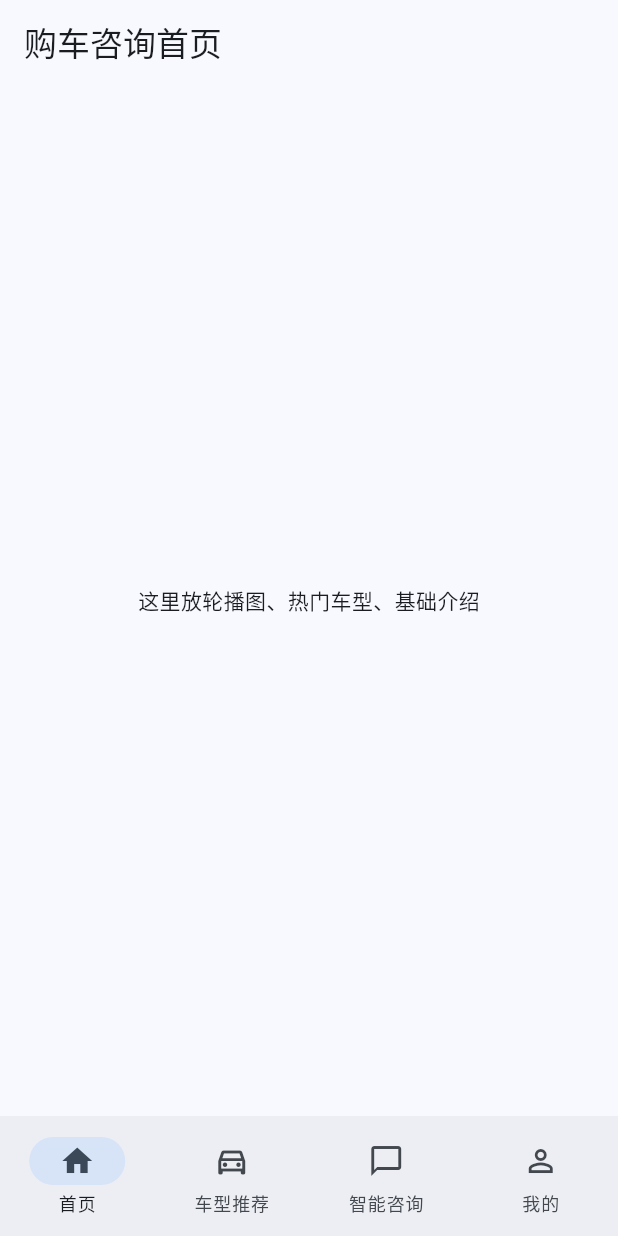
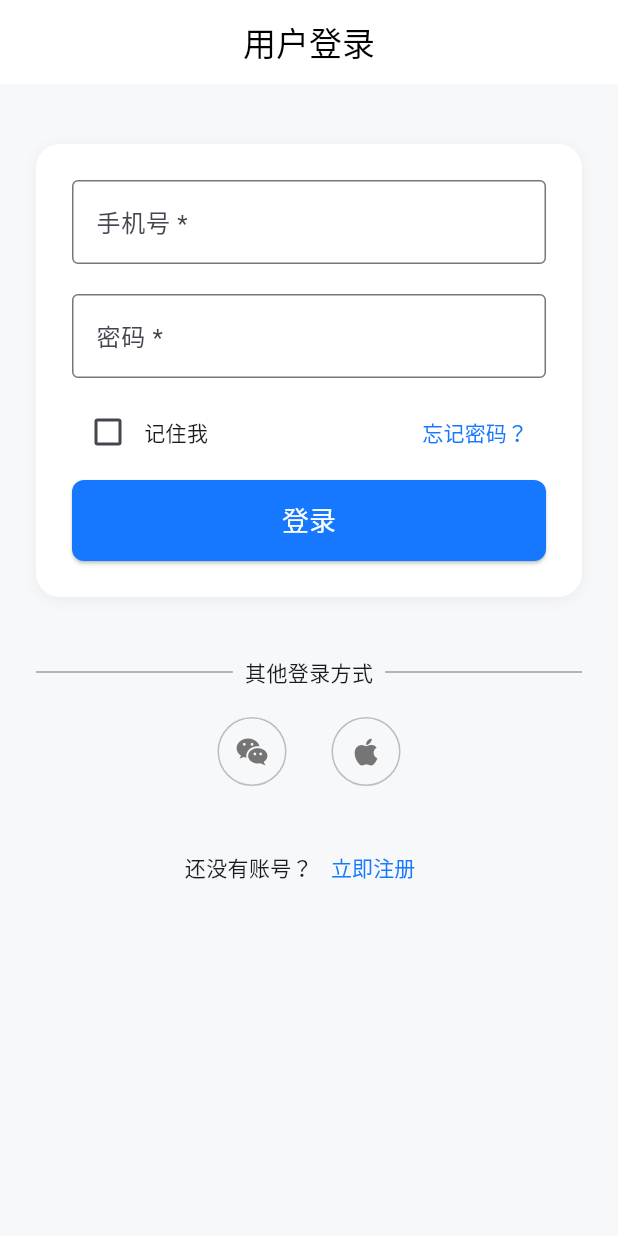
Before and after one commit to shubin45410292/car_buying_advice, a Flutter app: the screen it shows after launch, on a phone screen of 412 x 824 dp. Run offline on Flutter 3.47's test engine with Material 3 defaults, Android fonts, the light colour scheme and no system bars; our stand-ins replace shared_preferences.

Commit message:
更新 login_page.dart 并修复导航栏

```diff
--- a/lib/main.dart
+++ b/lib/main.dart
@@ -1,7 +1,7 @@
 import 'package:flutter/material.dart';
-import 'pages/home_page.dart';
+import 'pages/login_page.dart';
+import 'pages/recommend_page.dart';
 import 'pages/chat_page.dart';
-import 'pages/recommend_page.dart';
 import 'pages/profile_page.dart';
 
 void main() {
@@ -14,17 +14,25 @@
   @override
   Widget build(BuildContext context) {
     return MaterialApp(
-      title: 'Car Buying Advice',
+      title: '购车咨询系统',
       debugShowCheckedModeBanner: false,
       theme: ThemeData(
-        colorScheme: ColorScheme.fromSeed(seedColor: Colors.blue),
+        primaryColor: const Color(0xFF1677FF),
+        colorScheme: ColorScheme.fromSeed(
+          seedColor: const Color(0xFF1677FF),
+          primary: const Color(0xFF1677FF),
+        ),
         useMaterial3: true,
+        fontFamily: 'sans-serif',
       ),
-      home: const MainLayout(),
+      home: const LoginPage(), // 默认从登录页进入
     );
   }
 }
 
+///
+/// 登录后主界面 —— 底部导航（咨询 / 咨询记录 / 我的 / 我的积分）
+///
 class MainLayout extends StatefulWidget {
   const MainLayout({super.key});
 
@@ -36,46 +44,68 @@
   int _currentIndex = 0;
 
   final List<Widget> _pages = const [
-    HomePage(),
-    RecommendPage(),
-    ChatPage(),
-    ProfilePage(),
+    RecommendPage(), // 咨询
+    ChatPage(),      // 咨询记录（这里你可以换成 history_page.dart）
+    ProfilePage(),   // 我的
+    PointsPage(),    // 我的积分（可以先建个占位页）
   ];
 
   @override
   Widget build(BuildContext context) {
     return Scaffold(
       body: _pages[_currentIndex],
-      bottomNavigationBar: NavigationBar(
-        selectedIndex: _currentIndex,
-        onDestinationSelected: (index) {
-          setState(() {
-            _currentIndex = index;
-          });
-        },
-        destinations: const [
-          NavigationDestination(
-            icon: Icon(Icons.home_outlined),
-            selectedIcon: Icon(Icons.home),
-            label: '首页',
+      bottomNavigationBar: BottomNavigationBar(
+        currentIndex: _currentIndex,
+        type: BottomNavigationBarType.fixed,
+        selectedItemColor: const Color(0xFF1677FF),
+        unselectedItemColor: Colors.grey,
+        onTap: (index) => setState(() => _currentIndex = index),
+        items: const [
+          BottomNavigationBarItem(
+            icon: Icon(Icons.chat_outlined),
+            activeIcon: Icon(Icons.chat),
+            label: '咨询',
           ),
-          NavigationDestination(
-            icon: Icon(Icons.directions_car_outlined),
-            selectedIcon: Icon(Icons.directions_car),
-            label: '车型推荐',
+          BottomNavigationBarItem(
+            icon: Icon(Icons.history_outlined),
+            activeIcon: Icon(Icons.history),
+            label: '咨询记录',
           ),
-          NavigationDestination(
-            icon: Icon(Icons.chat_bubble_outline),
-            selectedIcon: Icon(Icons.chat_bubble),
-            label: '智能咨询',
+          BottomNavigationBarItem(
+            icon: Icon(Icons.person_outline),
+            activeIcon: Icon(Icons.person),
+            label: '我的',
           ),
-          NavigationDestination(
-            icon: Icon(Icons.person_outline),
-            selectedIcon: Icon(Icons.person),
-            label: '我的',
+          BottomNavigationBarItem(
+            icon: Icon(Icons.card_giftcard_outlined),
+            activeIcon: Icon(Icons.card_giftcard),
+            label: '我的积分',
           ),
         ],
       ),
     );
   }
 }
+
+///
+/// “我的积分”占位页（后续可替换为实际积分页）
+///
+class PointsPage extends StatelessWidget {
+  const PointsPage({super.key});
+
+  @override
+  Widget build(BuildContext context) {
+    return Scaffold(
+      appBar: AppBar(
+        title: const Text('我的积分'),
+        centerTitle: true,
+      ),
+      body: const Center(
+        child: Text(
+          '这里展示积分详情或兑换商城',
+          style: TextStyle(fontSize: 16),
+        ),
+      ),
+    );
+  }
+}
--- a/lib/pages/home_page.dart
+++ /dev/null
@@ -1,15 +0,0 @@
-import 'package:flutter/material.dart';
-
-class HomePage extends StatelessWidget {
-  const HomePage({super.key});
-
-  @override
-  Widget build(BuildContext context) {
-    return Scaffold(
-      appBar: AppBar(title: const Text('购车咨询首页')),
-      body: const Center(
-        child: Text('这里放轮播图、热门车型、基础介绍'),
-      ),
-    );
-  }
-}
--- /dev/null
+++ b/lib/pages/login_page.dart
@@ -0,0 +1,191 @@
+import 'package:flutter/material.dart';
+import 'package:shared_preferences/shared_preferences.dart';
+import '../main.dart'; // 用于跳转到 MainLayout
+
+class LoginPage extends StatefulWidget {
+  const LoginPage({super.key});
+
+  @override
+  State<LoginPage> createState() => _LoginPageState();
+}
+
+class _LoginPageState extends State<LoginPage> {
+  final TextEditingController phoneController = TextEditingController();
+  final TextEditingController passwordController = TextEditingController();
+  bool remember = false;
+
+  Future<void> _login() async {
+    final phone = phoneController.text.trim();
+    final pwd = passwordController.text.trim();
+
+    if (phone.isEmpty || pwd.isEmpty) {
+      ScaffoldMessenger.of(context).showSnackBar(
+        const SnackBar(content: Text('请输入手机号和密码')),
+      );
+      return;
+    }
+
+    // 模拟登录成功
+    final prefs = await SharedPreferences.getInstance();
+    await prefs.setString('username', '张先生');
+    await prefs.setInt('points', 1200);
+    await prefs.setInt('consultCount', 5);
+    await prefs.setInt('favoriteCount', 3);
+
+    // ✅ 登录后进入主界面（带导航栏）
+    Navigator.pushReplacement(
+      context,
+      MaterialPageRoute(builder: (_) => const MainLayout()),
+    );
+  }
+
+  @override
+  Widget build(BuildContext context) {
+    return Scaffold(
+      backgroundColor: const Color(0xFFF7F8FA),
+      appBar: AppBar(
+        title: const Text('用户登录'),
+        centerTitle: true,
+        elevation: 0,
+        backgroundColor: Colors.white,
+        foregroundColor: Colors.black,
+      ),
+      body: SingleChildScrollView(
+        padding: const EdgeInsets.symmetric(horizontal: 24, vertical: 40),
+        child: Column(
+          crossAxisAlignment: CrossAxisAlignment.center,
+          children: [
+            // ===== 输入卡片 =====
+            Container(
+              padding: const EdgeInsets.all(24),
+              decoration: BoxDecoration(
+                color: Colors.white,
+                borderRadius: BorderRadius.circular(16),
+                boxShadow: [
+                  BoxShadow(
+                    color: Colors.black.withOpacity(0.05),
+                    blurRadius: 8,
+                    offset: const Offset(0, 2),
+                  ),
+                ],
+              ),
+              child: Column(
+                children: [
+                  TextField(
+                    controller: phoneController,
+                    keyboardType: TextInputType.phone,
+                    decoration: const InputDecoration(
+                      labelText: '手机号 *',
+                      border: OutlineInputBorder(),
+                    ),
+                  ),
+                  const SizedBox(height: 20),
+                  TextField(
+                    controller: passwordController,
+                    obscureText: true,
+                    decoration: const InputDecoration(
+                      labelText: '密码 *',
+                      border: OutlineInputBorder(),
+                    ),
+                  ),
+                  const SizedBox(height: 12),
+                  Row(
+                    mainAxisAlignment: MainAxisAlignment.spaceBetween,
+                    children: [
+                      Row(
+                        children: [
+                          Checkbox(
+                            value: remember,
+                            onChanged: (val) =>
+                                setState(() => remember = val ?? false),
+                          ),
+                          const Text('记住我'),
+                        ],
+                      ),
+                      TextButton(
+                        onPressed: () {},
+                        child: const Text('忘记密码？'),
+                      ),
+                    ],
+                  ),
+                  const SizedBox(height: 8),
+                  SizedBox(
+                    width: double.infinity,
+                    child: ElevatedButton(
+                      onPressed: _login,
+                      style: ElevatedButton.styleFrom(
+                        backgroundColor: const Color(0xFF1677FF),
+                        padding: const EdgeInsets.symmetric(vertical: 14),
+                        shape: RoundedRectangleBorder(
+                          borderRadius: BorderRadius.circular(8),
+                        ),
+                      ),
+                      child: const Text(
+                        '登录',
+                        style: TextStyle(
+                          fontSize: 18,
+                          fontWeight: FontWeight.w500,
+                          color: Colors.white,
+                        ),
+                      ),
+                    ),
+                  ),
+                ],
+              ),
+            ),
+            const SizedBox(height: 40),
+
+            // ===== 其他登录方式 =====
+            Row(
+              children: const [
+                Expanded(child: Divider(color: Colors.grey)),
+                Padding(
+                  padding: EdgeInsets.symmetric(horizontal: 8),
+                  child: Text('其他登录方式'),
+                ),
+                Expanded(child: Divider(color: Colors.grey)),
+              ],
+            ),
+            const SizedBox(height: 20),
+            Row(
+              mainAxisAlignment: MainAxisAlignment.center,
+              children: [
+                _buildCircleIcon(Icons.wechat),
+                const SizedBox(width: 30),
+                _buildCircleIcon(Icons.apple),
+              ],
+            ),
+            const SizedBox(height: 30),
+
+            // ===== 注册提示 =====
+            Row(
+              mainAxisAlignment: MainAxisAlignment.center,
+              children: [
+                const Text('还没有账号？'),
+                TextButton(
+                  onPressed: () {},
+                  child: const Text(
+                    '立即注册',
+                    style: TextStyle(color: Color(0xFF1677FF)),
+                  ),
+                ),
+              ],
+            ),
+          ],
+        ),
+      ),
+    );
+  }
+
+  Widget _buildCircleIcon(IconData icon) {
+    return Container(
+      width: 46,
+      height: 46,
+      decoration: BoxDecoration(
+        shape: BoxShape.circle,
+        border: Border.all(color: Colors.grey.shade400, width: 1),
+      ),
+      child: Icon(icon, color: Colors.grey.shade600),
+    );
+  }
+}
--- a/pubspec.yaml
+++ b/pubspec.yaml
@@ -43,6 +43,8 @@ dependencies:
   # 状态管理
   provider: ^6.0.5
   intl: ^0.20.2
+
+  shared_preferences: ^2.3.2  # ✅ 新增这一行
 
 
 
```
Also changed, not shown: lib/pages/profile_page.dart (+111 -4 lines), pubspec.lock, 1 other file.
